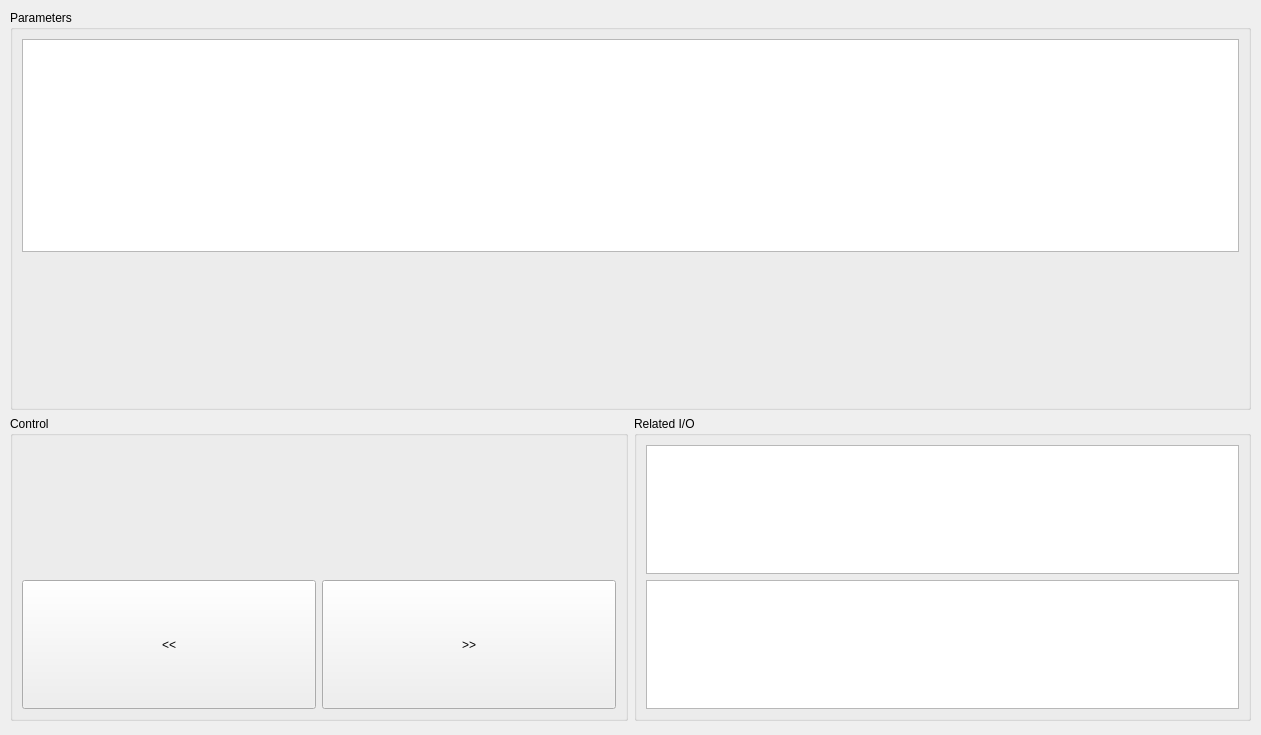
Qt form bank-view/frontcylinderpanel.ui (smandyscom/front-base-widget) before a commit.
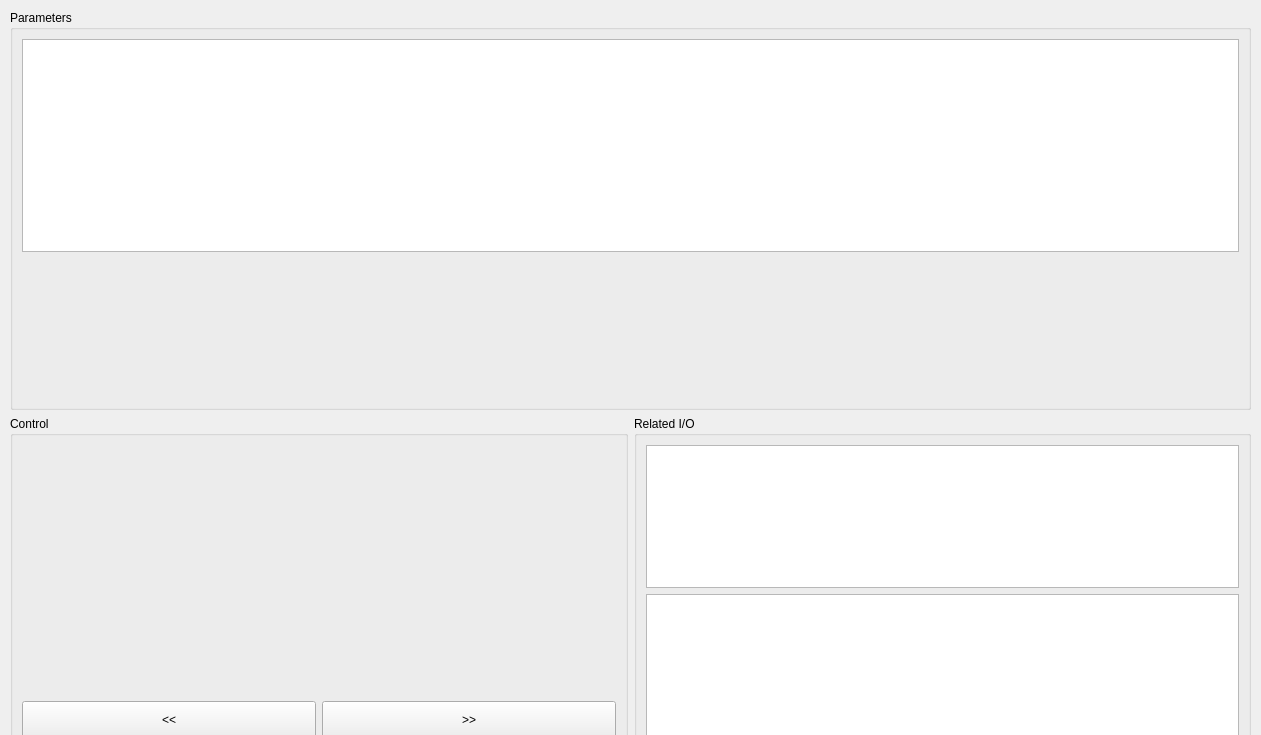
The same form after that commit.

Patch:
```diff
--- a/bank-view/frontcylinderpanel.ui
+++ b/bank-view/frontcylinderpanel.ui
@@ -19,7 +19,7 @@
      <x>10</x>
      <y>10</y>
      <width>1241</width>
-     <height>711</height>
+     <height>740</height>
     </rect>
    </property>
    <layout class="QVBoxLayout" name="verticalLayout_6">
@@ -94,6 +94,12 @@
                <verstretch>0</verstretch>
               </sizepolicy>
              </property>
+             <property name="minimumSize">
+              <size>
+               <width>0</width>
+               <height>250</height>
+              </size>
+             </property>
              <property name="styleSheet">
               <string notr="true">border-color: rgb(0, 0, 0);
 gridline-color: rgb(0, 0, 0);</string>
@@ -113,7 +119,7 @@
                <property name="maximumSize">
                 <size>
                  <width>16777215</width>
-                 <height>150</height>
+                 <height>100</height>
                 </size>
                </property>
                <property name="text">
@@ -132,7 +138,7 @@
                <property name="maximumSize">
                 <size>
                  <width>16777215</width>
-                 <height>150</height>
+                 <height>100</height>
                 </size>
                </property>
                <property name="text">
```
